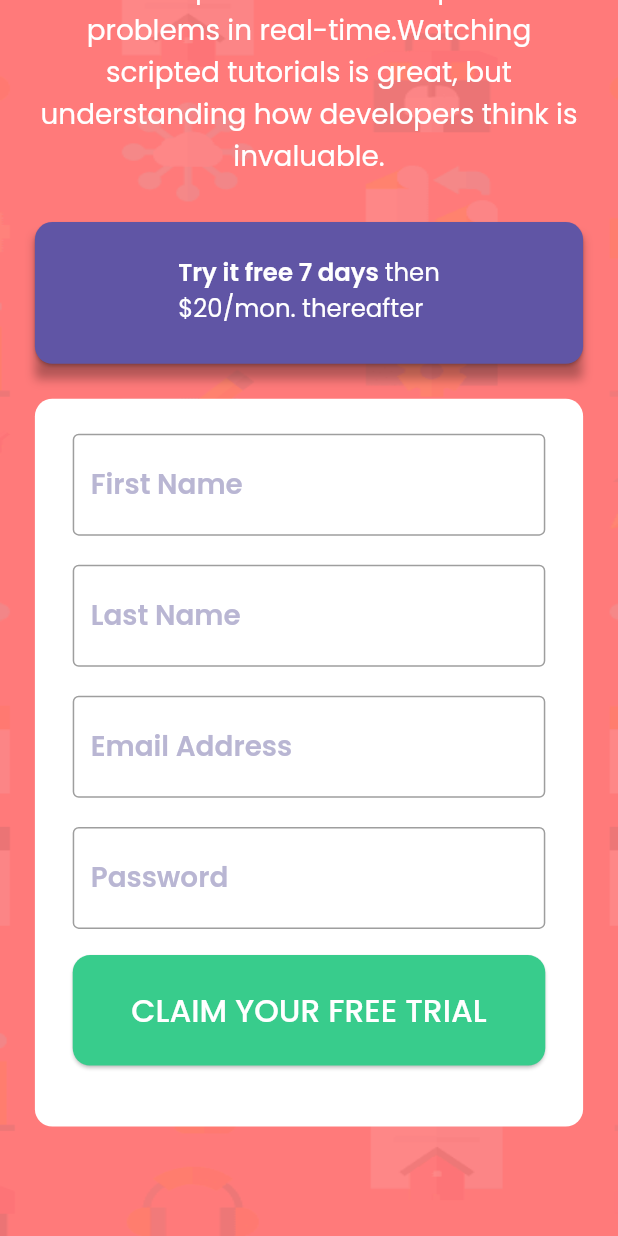
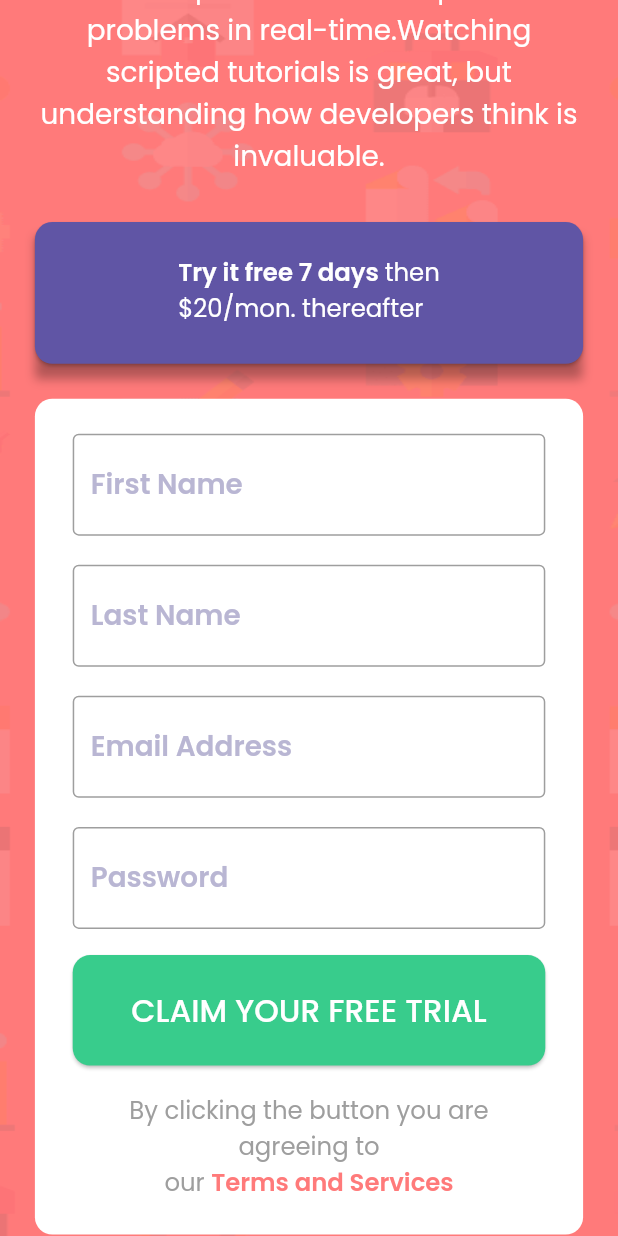
Before and after one commit to maoja37/bankly_app_signup_test, a Flutter app: the screen it shows after launch, scrolled down 208 dp, on a phone screen of 412 x 824 dp. Run offline on Flutter 3.47's test engine with Material 2 defaults, Android fonts, the phone set to English and light mode, and no system bars; our stand-ins replace flutter_screenutil, google_fonts.

Commit message:
Finished phone screen layout

```diff
--- a/lib/screens/phone_screen_layout.dart
+++ b/lib/screens/phone_screen_layout.dart
@@ -286,8 +286,25 @@ class _PhoneScreenLayoutState extends State<PhoneScreenLayout> {
                           SizedBox(
                             height: 18.h,
                           ),
+                          RichText(
+                            textAlign: TextAlign.center,
+                            text: TextSpan(
+                              text:
+                                  'By clicking the button you are agreeing to \nour ',
+                              style: GoogleFonts.poppins(
+                                  fontSize: 14.sp, color: Colors.grey),
+                              children: [
+                                TextSpan(
+                                    text: 'Terms and Services',
+                                    style: GoogleFonts.poppins(
+                                        color: redColor,
+                                        fontWeight: FontWeight.w600))
                               ],
-                        )),
+                            ),
+                          )
+                        ],
+                      ),
+                    ),
                   )
                 ],
               ),
```
Lines whose indentation alone changed are shown as unchanged.
